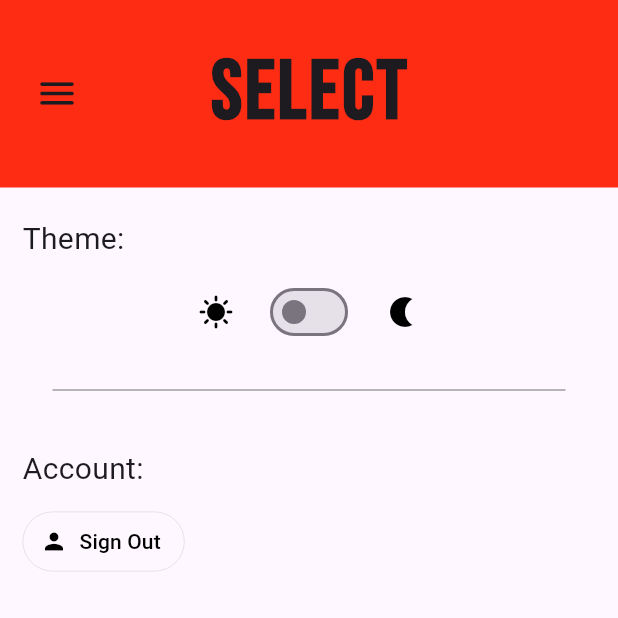
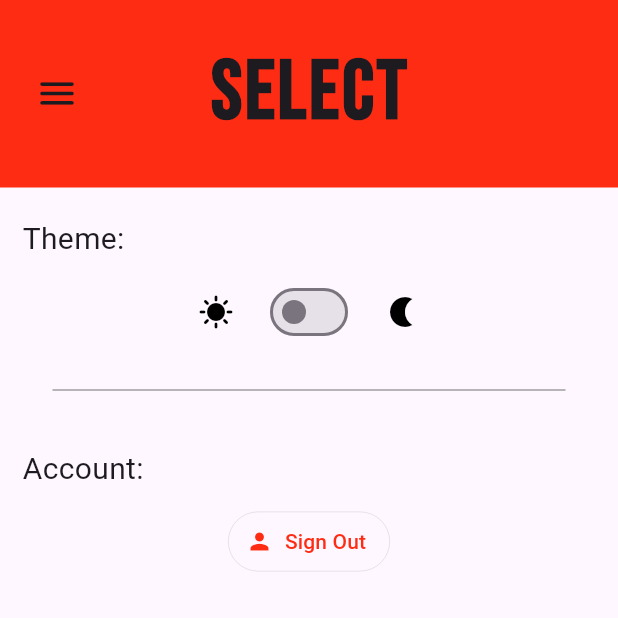
Before and after one commit to ch4rl3sF/BurnBoss, a Flutter app: the SettingsPage screen opened by its route, on a phone screen of 412 x 824 dp, the top half of it. Run offline on Flutter 3.47's test engine with Material 3 defaults, Android fonts, the phone set to English and light mode, and no system bars; our stand-ins replace cloud_firestore, firebase_auth, firebase_core, flutter_spinkit; accounts and stored records are empty; statements that could not run were skipped.

Commit message:
Colour theme of settings page sorted

```diff
--- a/lib/screens/Settings.dart
+++ b/lib/screens/Settings.dart
@@ -1,5 +1,6 @@
 import 'package:burnboss/services/auth.dart';
 import 'package:burnboss/services/database.dart';
+import 'package:burnboss/theme/theme_constants.dart';
 import 'package:burnboss/theme/theme_manager.dart';
 import 'package:firebase_auth/firebase_auth.dart';
 import 'package:flutter/material.dart';
@@ -19,6 +20,11 @@ class _SettingsPageState extends State<SettingsPage> {
 
   @override
   Widget build(BuildContext context) {
+    // Access the current theme
+    ThemeData theme = Theme.of(context);
+
+    // Determine if the theme is light
+    bool isLightTheme = theme.brightness == Brightness.light;
     return Scaffold(
       appBar: AppBar(
         centerTitle: true,
@@ -59,6 +65,7 @@ class _SettingsPageState extends State<SettingsPage> {
             ),
             Switch(
               value: widget.themeManager.themeModeIsDark,
+              activeColor: DARK_COLOR_PRIMARY,
               onChanged: (bool switchIsOn) {
                 setState(
                   () {
@@ -94,13 +101,15 @@ class _SettingsPageState extends State<SettingsPage> {
             style: TextStyle(fontSize: 20),
           ),
         ),
-        Padding(
+        Center(
+          child: Padding(
             padding: const EdgeInsets.symmetric(horizontal: 15),
             child: Column(
               children: [
                 TextButton.icon(
-                icon: Icon(Icons.person),
-                label: Text('Sign Out'),
+                  icon: Icon(Icons.person, color: isLightTheme ? COLOR_PRIMARY : DARK_COLOR_PRIMARY,),
+                  label: Text('Sign Out', style: TextStyle(color: isLightTheme ? COLOR_PRIMARY : DARK_COLOR_PRIMARY),),
+
                   onPressed: () async {
                     await _auth.signOut();
                     Navigator.pushReplacementNamed(context, '/');
@@ -109,6 +118,7 @@ class _SettingsPageState extends State<SettingsPage> {
               ],
             ),
           ),
+        ),
       ]),
       drawer: NavDrawerWidget(currentRoute: '/Settings'),
     );
```
Also changed, not shown: lib/Create pages/editActivity.dart (+13 -14 lines). Lines whose indentation alone changed are shown as unchanged.
